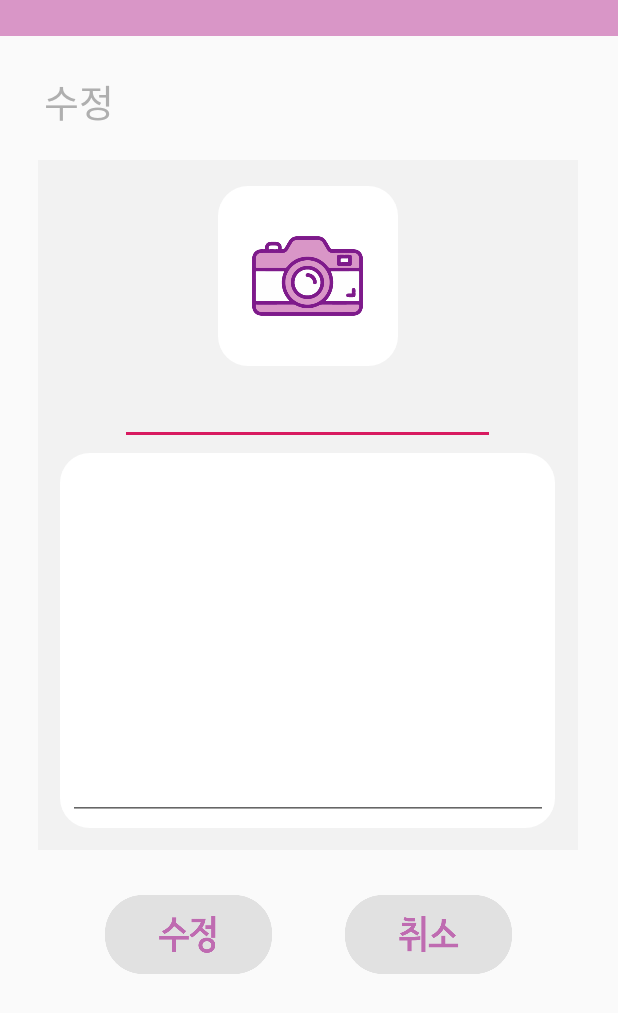
After one commit to YeRamJung/SmartMobile-with-Arduino, an Android app: the NoteFix screen opened directly, with no data from a screen before it, on a phone screen of 412 x 824 dp. The commit adds this screen. Shown: the top 1013 px of the screen. Run offline under Robolectric (Android 15) with nearby library versions, the phone set to English and light mode, and no system bars.

Commit message:
메모수정 화면(글 작성부분 수정 필요)

```diff
--- a/Client/app/src/main/AndroidManifest.xml
+++ b/Client/app/src/main/AndroidManifest.xml
@@ -13,14 +13,14 @@
         android:supportsRtl="true"
         android:theme="@style/AppTheme"
         android:usesCleartextTraffic="true">
-
-        <activity android:name=".NoteList" />
+        <activity android:name=".NoteFix"></activity>
+        <activity android:name=".Note" />
+        <activity android:name=".NoteList"/>
         <activity android:name=".HomeActivity" />
         <activity android:name=".SignUp" />
         <activity android:name=".MainActivity" />
         <activity android:name=".swudoit_main" />
-        <activity android:name=".SplashActivity"/>
-        <activity android:name=".Note">
+        <activity android:name=".SplashActivity" >
             <intent-filter>
                 <action android:name="android.intent.action.MAIN" />
 
--- /dev/null
+++ b/Client/app/src/main/java/com/example/swudoit/NoteFix.java
@@ -0,0 +1,14 @@
+package com.example.swudoit;
+
+import androidx.appcompat.app.AppCompatActivity;
+
+import android.os.Bundle;
+
+public class NoteFix extends AppCompatActivity {
+
+    @Override
+    protected void onCreate(Bundle savedInstanceState) {
+        super.onCreate(savedInstanceState);
+        setContentView(R.layout.activity_note_fix);
+    }
+}
--- /dev/null
+++ b/Client/app/src/main/res/layout/activity_note_fix.xml
@@ -0,0 +1,117 @@
+<?xml version="1.0" encoding="utf-8"?>
+<LinearLayout xmlns:android="http://schemas.android.com/apk/res/android"
+    xmlns:app="http://schemas.android.com/apk/res-auto"
+    xmlns:tools="http://schemas.android.com/tools"
+    android:layout_width="match_parent"
+    android:layout_height="match_parent"
+    android:orientation="vertical"
+    tools:context=".NoteFix">
+
+    <RelativeLayout
+        android:layout_width="match_parent"
+        android:layout_height="24dp"
+        android:background="#d996c7">
+    </RelativeLayout>
+
+    <TextView
+        android:layout_width="wrap_content"
+        android:layout_height="wrap_content"
+        android:textSize="25sp"
+        android:lineHeight="10sp"
+        android:textColor="#afafaf"
+        android:lineSpacingExtra="-15sp"
+        android:layout_marginLeft="29.3dp"
+        android:layout_marginTop="23.8dp"
+        android:fontFamily="@font/seoulnamsan"
+        android:text="수정"/>
+
+    <RelativeLayout
+        android:layout_width="360dp"
+        android:layout_height="460dp"
+        android:layout_marginLeft="25dp"
+        android:layout_marginTop="20dp"
+        android:background="#f2f2f2">
+
+        <RelativeLayout
+            android:id="@+id/roundShape"
+            android:layout_width="120dp"
+            android:layout_height="120dp"
+            android:background="@drawable/round_shape_white"
+            android:layout_centerHorizontal="true"
+            android:layout_marginTop="17.5dp">
+
+            <ImageButton
+                android:id="@+id/imgCamera"
+                android:layout_width="74.3dp"
+                android:layout_height="53.3dp"
+                android:background="@drawable/camera"
+                android:layout_centerInParent="true"/>
+        </RelativeLayout>
+
+        <EditText
+            android:id="@+id/noteTitle"
+            android:layout_width="250dp"
+            android:layout_height="100dp"
+            android:layout_centerHorizontal="true"
+            android:layout_marginTop="90dp"
+            android:maxLines="1"
+            android:paddingTop="150px"
+            android:textSize="20dp"
+            android:textStyle="bold" />
+
+        <ImageView
+            android:layout_width="330dp"
+            android:layout_height="250dp"
+            android:background="@drawable/round_shape_white"
+            android:layout_centerHorizontal="true"
+            android:layout_marginTop="195dp"
+            />
+
+        //줄 수정하기
+        <EditText
+            android:id="@+id/noteContent"
+            android:layout_width="320dp"
+            android:layout_height="250dp"
+            android:layout_below="@+id/noteTitle"
+            android:layout_centerHorizontal="true"
+            android:lineHeight="23sp"
+            android:maxLines="20"
+            android:paddingTop="1px"
+            android:scrollHorizontally="false"
+            android:textColor="#afafaf"
+            android:textSize="20dp"
+            android:textStyle="bold" />
+    </RelativeLayout>
+
+    <RelativeLayout
+        android:layout_width="match_parent"
+        android:layout_height="match_parent">
+
+
+        <ImageButton
+            android:id="@+id/btnmodify"
+            android:layout_width="111dp"
+            android:layout_height="52.5dp"
+            android:background="@drawable/btnmodify"
+            android:layout_marginTop="30dp"
+            android:layout_marginLeft="70dp"
+            />
+
+        <ImageButton
+            android:id="@+id/btnmodifycancel"
+            android:layout_width="111dp"
+            android:layout_height="52.5dp"
+            android:background="@drawable/btnmodifycancle"
+            android:layout_marginTop="30dp"
+            android:layout_marginLeft="230dp"
+
+
+
+            />
+
+    </RelativeLayout>
+
+
+
+
+</LinearLayout>
--- a/Client/app/src/main/res/layout/activity_note_list.xml
+++ b/Client/app/src/main/res/layout/activity_note_list.xml
@@ -1,9 +1,9 @@
 <?xml version="1.0" encoding="utf-8"?>
-<androidx.constraintlayout.widget.ConstraintLayout xmlns:android="http://schemas.android.com/apk/res/android"
+<LinearLayoutLayout xmlns:android="http://schemas.android.com/apk/res/android"
     xmlns:app="http://schemas.android.com/apk/res-auto"
     xmlns:tools="http://schemas.android.com/tools"
     android:layout_width="match_parent"
     android:layout_height="match_parent"
     tools:context=".NoteList">
 
-</androidx.constraintlayout.widget.ConstraintLayout>
+</LinearLayoutLayout>
```
Also changed, not shown: Client/app/src/main/res/drawable/btnmodify.png (added), Client/app/src/main/res/drawable/btnmodifycancle.png (added).
